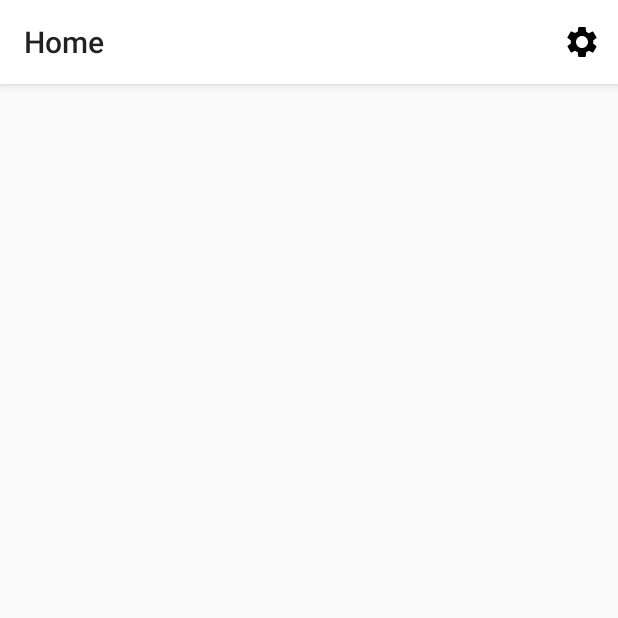
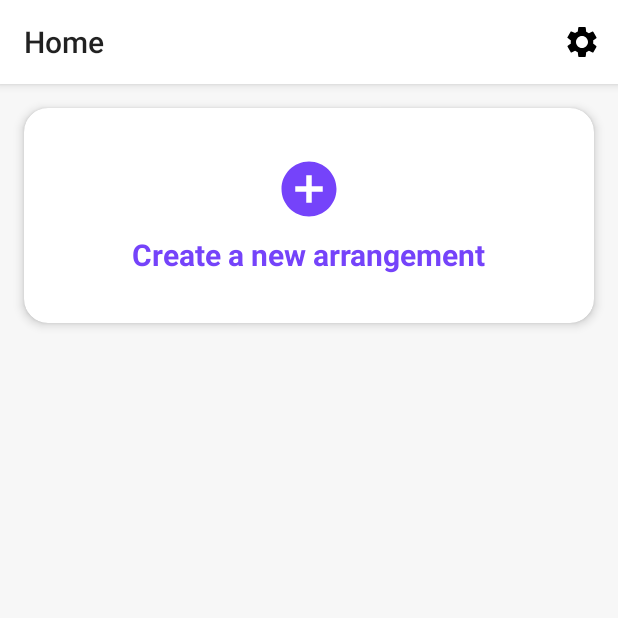
Before and after one commit to MinSeungHyun/RandomSeatArrangement, an Android app: the screen it shows after launch (HomeActivity), on a phone screen of 412 x 824 dp, the top half of it. Run offline under Robolectric (Android 15) with nearby library versions, the phone set to English and light mode, and no system bars; our stand-ins replace data binding.

Commit message:
Make 'create a new arrangement' card

```diff
--- a/app/src/main/java/com/seunghyun/randomseats/ui/home/HomeActivity.kt
+++ b/app/src/main/java/com/seunghyun/randomseats/ui/home/HomeActivity.kt
@@ -9,11 +9,14 @@ import com.seunghyun.randomseats.R
 import com.seunghyun.randomseats.databinding.ActivityHomeBinding
 
 class HomeActivity : AppCompatActivity() {
+    private val viewModel = HomeViewModel()
 
     override fun onCreate(savedInstanceState: Bundle?) {
         super.onCreate(savedInstanceState)
         setTitle(R.string.home)
-        DataBindingUtil.setContentView<ActivityHomeBinding>(this, R.layout.activity_home)
+        DataBindingUtil.setContentView<ActivityHomeBinding>(this, R.layout.activity_home).apply {
+            vm = viewModel
+        }
     }
 
     override fun onCreateOptionsMenu(menu: Menu): Boolean {
--- a/app/src/main/java/com/seunghyun/randomseats/ui/home/HomeViewModel.kt
+++ b/app/src/main/java/com/seunghyun/randomseats/ui/home/HomeViewModel.kt
@@ -1,3 +1,7 @@
 package com.seunghyun.randomseats.ui.home
 
-class HomeViewModel
+class HomeViewModel {
+    fun onCreateButtonClick() {
+
+    }
+}
--- /dev/null
+++ b/app/src/main/res/drawable/ic_add_circle_24px.xml
@@ -0,0 +1,9 @@
+<vector xmlns:android="http://schemas.android.com/apk/res/android"
+    android:width="24dp"
+    android:height="24dp"
+    android:viewportWidth="24"
+    android:viewportHeight="24">
+    <path
+        android:fillColor="#FF000000"
+        android:pathData="M12,2C6.48,2 2,6.48 2,12s4.48,10 10,10 10,-4.48 10,-10S17.52,2 12,2zM17,13h-4v4h-2v-4L7,13v-2h4L11,7h2v4h4v2z" />
+</vector>
--- a/app/src/main/res/layout/activity_home.xml
+++ b/app/src/main/res/layout/activity_home.xml
@@ -1,5 +1,7 @@
 <?xml version="1.0" encoding="utf-8"?>
-<layout>
+<layout xmlns:android="http://schemas.android.com/apk/res/android"
+    xmlns:app="http://schemas.android.com/apk/res-auto"
+    xmlns:tools="http://schemas.android.com/tools">
 
     <data>
 
@@ -8,11 +10,45 @@
             type="com.seunghyun.randomseats.ui.home.HomeViewModel" />
     </data>
 
-    <androidx.constraintlayout.widget.ConstraintLayout xmlns:android="http://schemas.android.com/apk/res/android"
-        xmlns:tools="http://schemas.android.com/tools"
+    <androidx.constraintlayout.widget.ConstraintLayout
         android:layout_width="match_parent"
         android:layout_height="match_parent"
+        android:background="@color/grayBackground"
         tools:context=".ui.home.HomeActivity">
 
+        <androidx.cardview.widget.CardView
+            android:layout_width="match_parent"
+            android:layout_height="wrap_content"
+            android:layout_margin="16dp"
+            android:onClick="@{() -> vm.onCreateButtonClick()}"
+            app:cardCornerRadius="@dimen/cardCornerRadius"
+            app:cardElevation="@dimen/cardElevation"
+            app:layout_constraintTop_toTopOf="parent">
+
+            <LinearLayout
+                android:layout_width="match_parent"
+                android:layout_height="wrap_content"
+                android:background="?attr/selectableItemBackground"
+                android:gravity="center"
+                android:orientation="vertical"
+                android:padding="32dp">
+
+                <ImageView
+                    android:layout_width="44dp"
+                    android:layout_height="44dp"
+                    android:src="@drawable/ic_add_circle_24px"
+                    android:tint="@color/colorPrimary"
+                    tools:ignore="ContentDescription" />
+
+                <TextView
+                    android:layout_width="wrap_content"
+                    android:layout_height="wrap_content"
+                    android:layout_marginTop="8dp"
+                    android:text="@string/create_new_arrangement"
+                    android:textColor="@color/colorPrimary"
+                    android:textSize="20sp"
+                    android:textStyle="bold" />
+            </LinearLayout>
+        </androidx.cardview.widget.CardView>
     </androidx.constraintlayout.widget.ConstraintLayout>
 </layout>
--- a/app/src/main/res/values/colors.xml
+++ b/app/src/main/res/values/colors.xml
@@ -2,4 +2,6 @@
 <resources>
     <color name="colorPrimary">#7543FA</color>
     <color name="colorAccent">#7543FA</color>
+
+    <color name="grayBackground">#F7F7F7</color>
 </resources>
--- /dev/null
+++ b/app/src/main/res/values/dimes.xml
@@ -0,0 +1,5 @@
+<?xml version="1.0" encoding="utf-8"?>
+<resources>
+    <dimen name="cardCornerRadius">16dp</dimen>
+    <dimen name="cardElevation">4dp</dimen>
+</resources>
--- a/app/src/main/res/values/strings.xml
+++ b/app/src/main/res/values/strings.xml
@@ -4,4 +4,6 @@
 
     <string name="home">Home</string>
     <string name="settings">Settings</string>
+
+    <string name="create_new_arrangement">Create a new arrangement</string>
 </resources>
```
Also changed, not shown: 1 other file.
